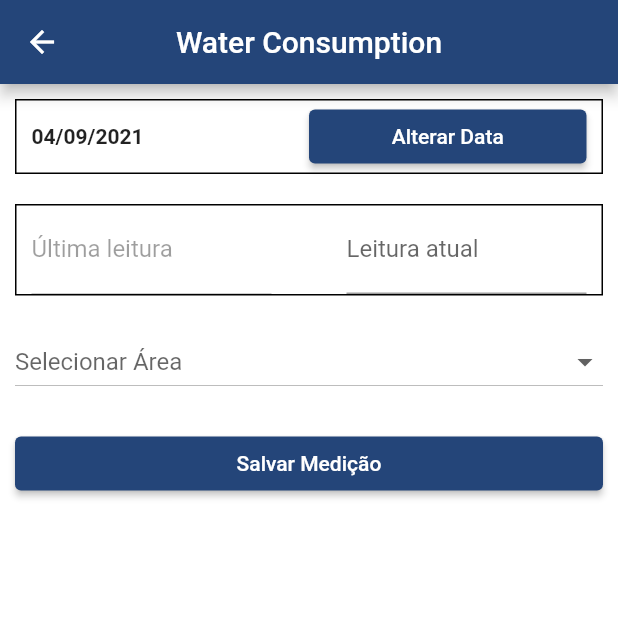
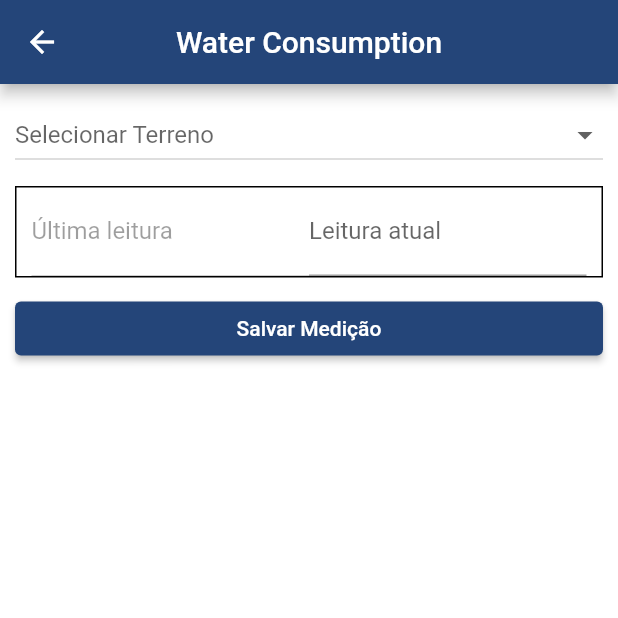
Before and after one commit to popsolutions/water-meassurement, a Flutter app: the HomePage screen opened by its route, after a tap on "Salvar Medição", on a phone screen of 412 x 824 dp, the top half of it. Run offline on Flutter 3.47's test engine with Material 2 defaults, Android fonts, the phone set to English and light mode, and no system bars; our stand-ins replace get; accounts and stored records are empty; network calls fail.

Commit message:
Auth Controller, metodo para pegar os terrenos

```diff
--- /dev/null
+++ b/lib/app/config/app_constants.dart
@@ -0,0 +1,4 @@
+class AppConstants {
+  static final waterConsumptionModel = 'property.water.consumption';
+  static final land = 'property.land';
+}
--- /dev/null
+++ b/lib/app/config/database/app_database.dart
@@ -0,0 +1 @@
+class AppDatabase {}
--- a/lib/app/config/odoo_api/odoo_api.dart
+++ b/lib/app/config/odoo_api/odoo_api.dart
@@ -176,7 +176,7 @@ class Odoo extends GetConnect {
   Future<OdooResponse> callRequest(String url, Map payload) async {
     final response = await callDbRequest(url, payload);
     OdooResponse odooResponse =
-        new OdooResponse(json.decode(response.body), response.statusCode);
+        new OdooResponse(response.body, response.statusCode);
 
     if (odooResponse.hasError())
       throw odooResponse.getErrorMessage().toString();
@@ -196,7 +196,6 @@ class Odoo extends GetConnect {
       print(key + ':' + (value ?? '') + '\n');
     });
     print("------------------------------------------->>>>");
-    // final response = await post(url, body: body, headers: _headers);
     final response = await post(url, body, headers: _headers);
     _updateCookies(response);
     print("<<<<============================================");
--- /dev/null
+++ b/lib/app/modules/auth/auth_controller.dart
@@ -0,0 +1,19 @@
+import 'dart:developer';
+
+import 'package:flutter/material.dart';
+import 'package:water_meassurement/app/modules/login/login_service.dart';
+import 'package:water_meassurement/app/shared/models/user_model.dart';
+
+class AuthController {
+  UserModel? currentUser;
+  final _service = LoginService();
+  final emailEC = TextEditingController();
+  final passwordEC = TextEditingController();
+
+  Future login(UserModel user) async {
+    final tempUser = await _service.login(user);
+    currentUser = tempUser;
+    currentUser!.password = passwordEC.text;
+    log('Current User: ${currentUser!.toJson()}');
+  }
+}
--- a/lib/app/modules/home/home_controller.dart
+++ b/lib/app/modules/home/home_controller.dart
@@ -1,33 +1,23 @@
 import 'package:get/get.dart';
 import 'package:intl/intl.dart';
-import 'package:water_meassurement/app/config/odoo_api/odoo_api.dart';
+import 'package:water_meassurement/app/modules/home/home_service.dart';
+import 'package:water_meassurement/app/shared/models/land_model.dart';
 import 'package:water_meassurement/app/shared/models/water_consumption_model.dart';
 
 class HomeController extends GetxController {
-  final _odoo = Odoo();
-  Rx<DateTime?> date = DateTime.now().obs;
+  final _service = HomeService();
   final format = DateFormat('dd/MM/yyyy');
   var currentWaterConsumption = WaterConsumptionModel();
-  final model = 'property.water.consumption';
 
-  Future saveWaterConsumption(WaterConsumptionModel waterConsumption) async {
-    await _odoo.create(
-      model,
-      // waterConsumption.toMap(),
-      {
-        "land_id": 196,
-        "date": "2021-08-30",
-        "last_read": 10,
-        "current_read": 30,
-        "consumption": 12,
-        "reader_id": 8083,
-        "total": 10.0,
-        "state": "draft"
-      },
-    );
+  saveWaterConsumption(WaterConsumptionModel currentWaterConsumption) async {
+    await _service.saveWaterConsumption(currentWaterConsumption);
   }
 
-  Future readWaterConsumption() async {
-    await _odoo.searchRead(model, [], []);
+  Future<void> readWaterConsumption() async {
+    await _service.readWaterConsumption();
+  }
+
+  Future<List<LandModel>> getLands() async {
+    return await _service.getLands();
   }
 }
--- a/lib/app/modules/home/home_page.dart
+++ b/lib/app/modules/home/home_page.dart
@@ -1,8 +1,6 @@
 import 'package:flutter/material.dart';
 import 'package:flutter/services.dart';
 import 'package:get/get.dart';
-import 'package:intl/intl.dart';
-import 'package:water_meassurement/app/shared/models/water_consumption_model.dart';
 
 import 'home_controller.dart';
 
@@ -13,18 +11,19 @@ class HomePage extends StatefulWidget {
 
 class _HomePageState extends State<HomePage> {
   final _controller = Get.put(HomeController());
-  // final LoginController _loginController = Get.find();
   var valueChoose;
 
   @override
   void initState() {
     super.initState();
     _controller.currentWaterConsumption.date =
-        DateFormat('yyyy-MM-dd').format(DateTime.now());
+        _controller.format.format(DateTime.now());
   }
 
   @override
   Widget build(BuildContext context) {
+    // final auth = Provider.of<AuthController>(context, listen: false);
+
     return Scaffold(
       backgroundColor: Colors.white,
       appBar: AppBar(
@@ -38,86 +37,9 @@ class _HomePageState extends State<HomePage> {
             physics: BouncingScrollPhysics(),
             child: Column(
               children: [
-                Container(
-                  padding: const EdgeInsets.symmetric(horizontal: 10),
-                  decoration: BoxDecoration(
-                    border: Border.all(color: Colors.black),
-                  ),
-                  child: Row(
-                    children: [
-                      Expanded(
-                        child: Obx(() {
-                          return Text(
-                            _controller.format.format(_controller.date.value!),
-                            style: TextStyle(fontWeight: FontWeight.bold),
-                          );
-                        }),
-                      ),
-                      Expanded(
-                        child: ElevatedButton(
-                          child: Text('Alterar Data'),
-                          onPressed: () async {
-                            final currentDate = await showDatePicker(
-                              context: context,
-                              initialDate: DateTime.now(),
-                              firstDate:
-                                  DateTime.now().subtract(Duration(days: 30)),
-                              lastDate: DateTime.now(),
-                            );
-                            if (currentDate != null) {
-                              _controller.date.value = currentDate;
-                              _controller.currentWaterConsumption.date =
-                                  DateFormat('yyyy-MM-dd').format(currentDate);
-                            }
-                          },
-                        ),
-                      ),
-                    ],
-                  ),
-                ),
-                SizedBox(height: 20),
-                Container(
-                  padding: const EdgeInsets.symmetric(horizontal: 10),
-                  decoration: BoxDecoration(
-                    border: Border.all(color: Colors.black),
-                  ),
-                  child: Row(
-                    children: [
-                      Expanded(
-                        child: TextFormField(
-                          enabled: false,
-                          keyboardType: TextInputType.number,
-                          inputFormatters: [
-                            FilteringTextInputFormatter.digitsOnly
-                          ],
-                          decoration:
-                              InputDecoration(labelText: 'Última leitura'),
-                        ),
-                      ),
-                      SizedBox(width: 50),
-                      Expanded(
-                        child: TextFormField(
-                          onChanged: (value) {
-                            _controller.currentWaterConsumption.lastRead =
-                                double.parse(value);
-                            _controller.currentWaterConsumption.consumption =
-                                double.parse(value);
-                          },
-                          keyboardType: TextInputType.number,
-                          inputFormatters: [
-                            FilteringTextInputFormatter.digitsOnly
-                          ],
-                          decoration:
-                              InputDecoration(labelText: 'Leitura atual'),
-                        ),
-                      ),
-                    ],
-                  ),
-                ),
-                SizedBox(height: 20),
                 DropdownButton(
                   isExpanded: true,
-                  hint: Text('Selecionar Área'),
+                  hint: Text('Selecionar Terreno'),
                   onChanged: (newValue) {
                     setState(() {
                       valueChoose = newValue;
@@ -134,15 +56,54 @@ class _HomePageState extends State<HomePage> {
                     ),
                   ],
                 ),
-                SizedBox(height: 20),
+                SizedBox(height: 10),
+                Container(
+                  padding: const EdgeInsets.symmetric(horizontal: 10),
+                  decoration: BoxDecoration(
+                    border: Border.all(color: Colors.black),
+                  ),
+                  child: Row(
+                    children: [
+                      Expanded(
+                        child: TextFormField(
+                          enabled: false,
+                          decoration: InputDecoration(
+                            labelText: 'Última leitura',
+                          ),
+                          keyboardType: TextInputType.number,
+                          inputFormatters: [
+                            FilteringTextInputFormatter.digitsOnly
+                          ],
+                        ),
+                      ),
+                      Expanded(
+                        child: TextFormField(
+                          decoration: InputDecoration(
+                            labelText: 'Leitura atual',
+                          ),
+                          keyboardType: TextInputType.number,
+                          inputFormatters: [
+                            FilteringTextInputFormatter.digitsOnly
+                          ],
+                          onChanged: (value) {
+                            _controller.currentWaterConsumption.currentRead =
+                                double.parse(value);
+                          },
+                        ),
+                      ),
+                    ],
+                  ),
+                ),
+                SizedBox(height: 10),
                 Container(
                   width: double.infinity,
                   child: ElevatedButton(
                     child: Text('Salvar Medição'),
                     onPressed: () async {
-                      await _controller
-                          .saveWaterConsumption(WaterConsumptionModel());
+                      // await _controller.saveWaterConsumption(
+                      //     _controller.currentWaterConsumption);
                       // await _controller.readWaterConsumption();
+                      await _controller.getLands();
                       // print(_controller.currentWaterConsumption.toJson());
                     },
                   ),
--- /dev/null
+++ b/lib/app/modules/home/home_service.dart
@@ -0,0 +1,35 @@
+import 'package:get/get.dart';
+import 'package:water_meassurement/app/config/app_constants.dart';
+import 'package:water_meassurement/app/shared/global.dart';
+import 'package:water_meassurement/app/shared/models/land_model.dart';
+import 'package:water_meassurement/app/shared/models/water_consumption_model.dart';
+
+class HomeService extends GetxService {
+  Future<void> saveWaterConsumption(WaterConsumptionModel wc) async {
+    await odoo.create(
+      AppConstants.waterConsumptionModel,
+      wc.toMap(),
+    );
+  }
+
+  Future<void> readWaterConsumption() async {
+    await odoo.searchRead(
+      AppConstants.waterConsumptionModel,
+      [],
+      [],
+    );
+  }
+
+  Future<List<LandModel>> getLands() async {
+    final response = await odoo.searchRead(
+      AppConstants.land,
+      [],
+      ['id', 'name'],
+    );
+
+    final List json = response.getRecords();
+    final listMission = json.map((e) => LandModel.fromJson(e)).toList();
+
+    return listMission;
+  }
+}
--- /dev/null
+++ b/lib/app/shared/global.dart
@@ -0,0 +1,3 @@
+import 'package:water_meassurement/app/config/odoo_api/odoo_api.dart';
+
+final odoo = Odoo();
--- /dev/null
+++ b/lib/app/shared/models/land_model.dart
@@ -0,0 +1,29 @@
+import 'dart:convert';
+
+class LandModel {
+  int? id;
+  String? name;
+
+  LandModel({
+    this.id,
+    this.name,
+  });
+
+  Map<String, dynamic> toMap() {
+    return {
+      'id': id,
+      'name': name,
+    };
+  }
+
+  factory LandModel.fromMap(Map<String, dynamic> map) {
+    return LandModel(
+      id: map['id'],
+      name: map['name'],
+    );
+  }
+
+  String toJson() => json.encode(toMap());
+
+  factory LandModel.fromJson(dynamic source) => LandModel.fromMap(source);
+}
--- a/lib/app/shared/models/water_consumption_model.dart
+++ b/lib/app/shared/models/water_consumption_model.dart
@@ -4,7 +4,7 @@ class WaterConsumptionModel {
   String? landId;
   String? date;
   double? lastRead;
-  String? currentRead;
+  double? currentRead;
   double? consumption;
   int? readerId;
   String? total;
@@ -16,7 +16,7 @@ class WaterConsumptionModel {
     this.lastRead,
     this.currentRead,
     this.consumption,
-    this.readerId,
+    this.readerId = 8083,
     this.total,
     this.state = 'draft',
   });
```
Also changed, not shown: lib/app/modules/login/login_controller.dart (+9 -9 lines), lib/app/modules/login/login_page.dart (+22 -10 lines), lib/app/modules/login/login_service.dart (+4 -7 lines), lib/app_widget.dart (+8 -1 lines).
